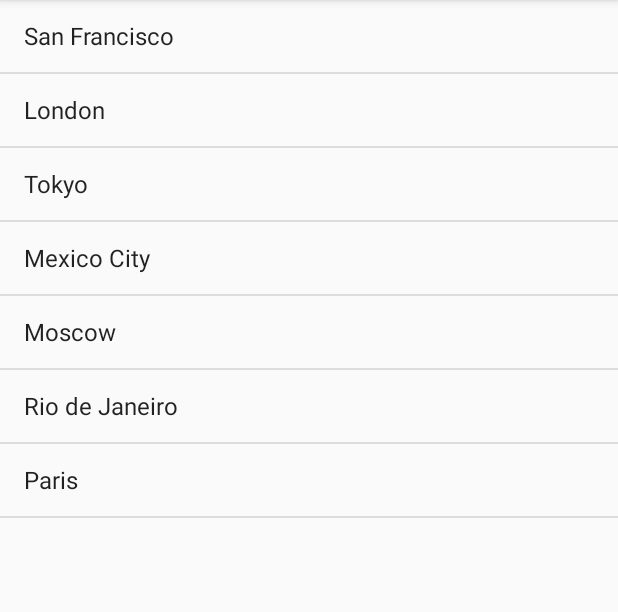
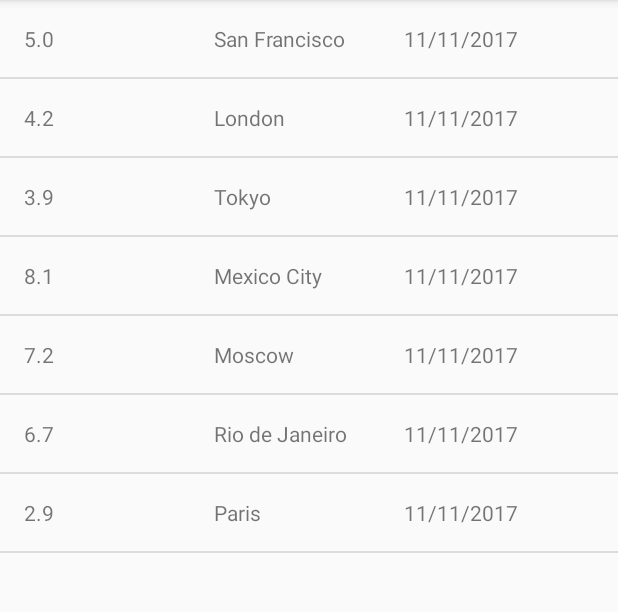
Before and after one commit to shastaclokey1/AndroidAppDev, an Android app: the screen it shows after launch (EarthquakeActivity), on a phone screen of 412 x 824 dp, the part 84-696 px from its top. Run offline under Robolectric (Android 15) with nearby library versions, the phone set to English and light mode, and no system bars.

Commit message:
made an Earthquake class to store info on quakes; made an xml file to specify the layout of my earthquake info for the app(going and studying UI layouts now); made a custom EarthquakeAdapter to take Earthquake objects and display them using my layout

```diff
--- /dev/null
+++ b/ud843-QuakeReport-starting-point/app/src/main/java/com/example/android/quakereport/Earthquake.java
@@ -0,0 +1,46 @@
+package com.example.android.quakereport;
+
+/**
+ * Created by Shasta on 1/12/2018.
+ */
+
+public class Earthquake
+{
+    String mag, city, date;
+    public Earthquake()
+    {
+        mag = "";
+        city = "";
+        date = "";
+    }
+    public Earthquake(String mag, String city, String date)
+    {
+        this.mag = mag;
+        this.city = city;
+        this.date = date;
+    }
+    public String getMag()
+    {
+        return mag;
+    }
+    public void setMag(String mag)
+    {
+        this.mag = mag;
+    }
+    public String getCity()
+    {
+        return city;
+    }
+    public void setCity(String city)
+    {
+        this.city = city;
+    }
+    public String getDate()
+    {
+        return date;
+    }
+    public void setDate(String date)
+    {
+        this.date = date;
+    }
+}
--- a/ud843-QuakeReport-starting-point/app/src/main/java/com/example/android/quakereport/EarthquakeActivity.java
+++ b/ud843-QuakeReport-starting-point/app/src/main/java/com/example/android/quakereport/EarthquakeActivity.java
@@ -22,31 +22,32 @@ import android.widget.ListView;
 
 import java.util.ArrayList;
 
-public class EarthquakeActivity extends AppCompatActivity {
+public class EarthquakeActivity extends AppCompatActivity
+{
 
     public static final String LOG_TAG = EarthquakeActivity.class.getName();
 
     @Override
-    protected void onCreate(Bundle savedInstanceState) {
+    protected void onCreate(Bundle savedInstanceState)
+    {
         super.onCreate(savedInstanceState);
         setContentView(R.layout.earthquake_activity);
 
         // Create a fake list of earthquake locations.
-        ArrayList<String> earthquakes = new ArrayList<>();
-        earthquakes.add("San Francisco");
-        earthquakes.add("London");
-        earthquakes.add("Tokyo");
-        earthquakes.add("Mexico City");
-        earthquakes.add("Moscow");
-        earthquakes.add("Rio de Janeiro");
-        earthquakes.add("Paris");
+        ArrayList<Earthquake> earthquakes = new ArrayList<>();
+        earthquakes.add(new Earthquake("5.0","San Francisco", "11/11/2017"));
+        earthquakes.add(new Earthquake("4.2","London", "11/11/2017"));
+        earthquakes.add(new Earthquake("3.9","Tokyo", "11/11/2017"));
+        earthquakes.add(new Earthquake("8.1","Mexico City", "11/11/2017"));
+        earthquakes.add(new Earthquake("7.2","Moscow", "11/11/2017"));
+        earthquakes.add(new Earthquake("6.7","Rio de Janeiro", "11/11/2017"));
+        earthquakes.add(new Earthquake("2.9","Paris", "11/11/2017"));
 
         // Find a reference to the {@link ListView} in the layout
         ListView earthquakeListView = (ListView) findViewById(R.id.list);
 
         // Create a new {@link ArrayAdapter} of earthquakes
-        ArrayAdapter<String> adapter = new ArrayAdapter<String>(
-                this, android.R.layout.simple_list_item_1, earthquakes);
+        EarthquakeAdapter adapter = new EarthquakeAdapter(this, earthquakes);
 
         // Set the adapter on the {@link ListView}
         // so the list can be populated in the user interface
--- /dev/null
+++ b/ud843-QuakeReport-starting-point/app/src/main/java/com/example/android/quakereport/EarthquakeAdapter.java
@@ -0,0 +1,81 @@
+/*
+ * Copyright (C) 2016 The Android Open Source Project
+ *
+ * Licensed under the Apache License, Version 2.0 (the "License");
+ * you may not use this file except in compliance with the License.
+ * You may obtain a copy of the License at
+ *
+ *      http://www.apache.org/licenses/LICENSE-2.0
+ *
+ * Unless required by applicable law or agreed to in writing, software
+ * distributed under the License is distributed on an "AS IS" BASIS,
+ * WITHOUT WARRANTIES OR CONDITIONS OF ANY KIND, either express or implied.
+ * See the License for the specific language governing permissions and
+ * limitations under the License.
+ */
+package com.example.android.quakereport;
+
+import android.content.Context;
+import android.view.LayoutInflater;
+import android.view.View;
+import android.view.ViewGroup;
+import android.widget.ArrayAdapter;
+import android.widget.TextView;
+
+import java.util.List;
+
+/**
+ * An {@link EarthquakeAdapter} knows how to create a list item layout for each earthquake
+ * in the data source (a list of {@link Earthquake} objects).
+ *
+ * These list item layouts will be provided to an adapter view like ListView
+ * to be displayed to the user.
+ */
+public class EarthquakeAdapter extends ArrayAdapter<Earthquake> {
+
+    /**
+     * Constructs a new {@link EarthquakeAdapter}.
+     *
+     * @param context of the app
+     * @param earthquakes is the list of earthquakes, which is the data source of the adapter
+     */
+    public EarthquakeAdapter(Context context, List<Earthquake> earthquakes) {
+        super(context, 0, earthquakes);
+    }
+
+    /**
+     * Returns a list item view that displays information about the earthquake at the given position
+     * in the list of earthquakes.
+     */
+    @Override
+    public View getView(int position, View convertView, ViewGroup parent) {
+        // Check if there is an existing list item view (called convertView) that we can reuse,
+        // otherwise, if convertView is null, then inflate a new list item layout.
+        View listItemView = convertView;
+        if (listItemView == null) {
+            listItemView = LayoutInflater.from(getContext()).inflate(
+                    R.layout.earthquake_list_item, parent, false);
+        }
+
+        // Find the earthquake at the given position in the list of earthquakes
+        Earthquake currentEarthquake = getItem(position);
+
+        // Find the TextView with view ID magnitude
+        TextView magnitudeView = (TextView) listItemView.findViewById(R.id.magnitude);
+        // Display the magnitude of the current earthquake in that TextView
+        magnitudeView.setText(currentEarthquake.getMag());
+
+        // Find the TextView with view ID location
+        TextView locationView = (TextView) listItemView.findViewById(R.id.location);
+        // Display the location of the current earthquake in that TextView
+        locationView.setText(currentEarthquake.getCity());
+
+        // Find the TextView with view ID date
+        TextView dateView = (TextView) listItemView.findViewById(R.id.date);
+        // Display the date of the current earthquake in that TextView
+        dateView.setText(currentEarthquake.getDate());
+
+        // Return the list item view that is now showing the appropriate data
+        return listItemView;
+    }
+}
--- /dev/null
+++ b/ud843-QuakeReport-starting-point/app/src/main/res/layout/earthquake_list_item.xml
@@ -0,0 +1,45 @@
+<?xml version="1.0" encoding="utf-8"?>
+<!-- Copyright (C) 2016 The Android Open Source Project
+
+     Licensed under the Apache License, Version 2.0 (the "License");
+     you may not use this file except in compliance with the License.
+     You may obtain a copy of the License at
+
+          http://www.apache.org/licenses/LICENSE-2.0
+
+     Unless required by applicable law or agreed to in writing, software
+     distributed under the License is distributed on an "AS IS" BASIS,
+     WITHOUT WARRANTIES OR CONDITIONS OF ANY KIND, either express or implied.
+     See the License for the specific language governing permissions and
+     limitations under the License.
+-->
+<!-- Layout for a single list item that displays an earthquake -->
+<LinearLayout xmlns:android="http://schemas.android.com/apk/res/android"
+    xmlns:tools="http://schemas.android.com/tools"
+    android:layout_width="match_parent"
+    android:layout_height="match_parent"
+    android:orientation="horizontal"
+    android:padding="16dp">
+
+    <TextView
+        android:id="@+id/magnitude"
+        android:layout_width="0dp"
+        android:layout_height="wrap_content"
+        android:layout_weight="1"
+        tools:text="8.9" />
+
+    <TextView
+        android:id="@+id/location"
+        android:layout_width="0dp"
+        android:layout_height="wrap_content"
+        android:layout_weight="1"
+        tools:text="San Francisco, CA" />
+
+    <TextView
+        android:id="@+id/date"
+        android:layout_width="0dp"
+        android:layout_height="wrap_content"
+        android:layout_weight="1"
+        tools:text="Mar 6, 2010" />
+
+</LinearLayout>
```
